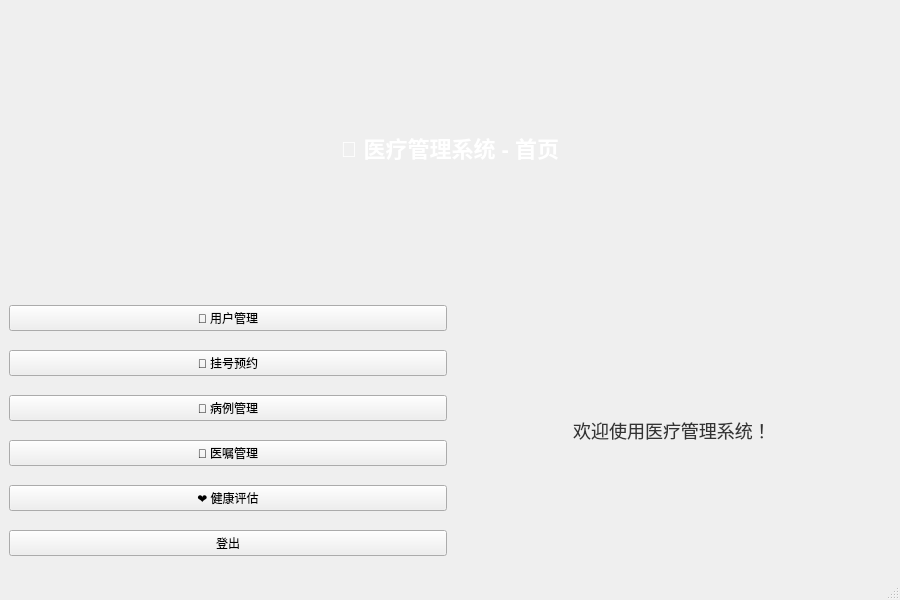
Qt form Client/homepage.ui (lgy987/IntelliMed) before a commit.
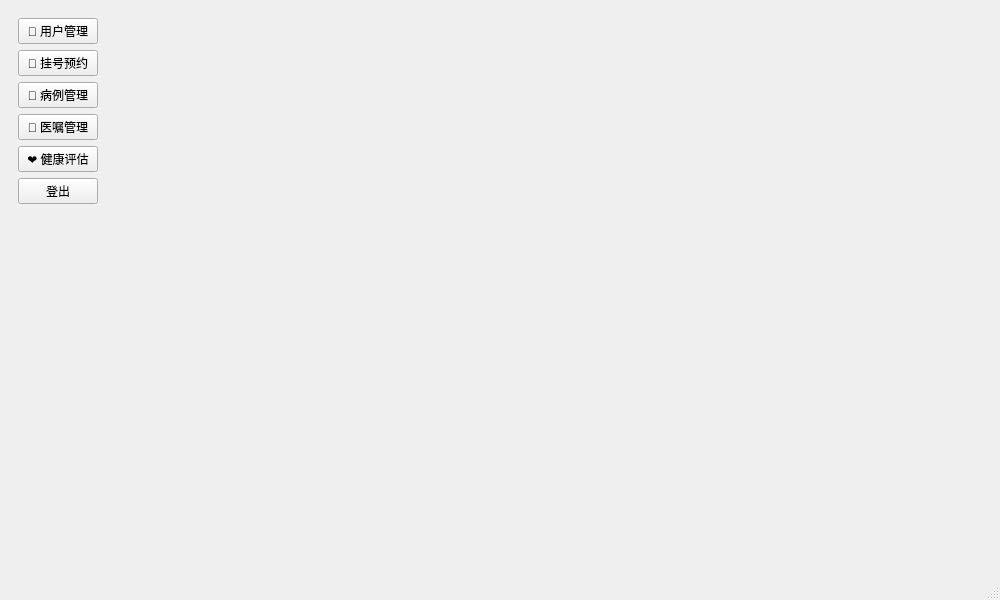
The same form after that commit.

Commit message: HomePage changed to tab view

Patch:
```diff
--- a/Client/homepage.ui
+++ b/Client/homepage.ui
@@ -6,7 +6,7 @@
    <rect>
     <x>0</x>
     <y>0</y>
-    <width>900</width>
+    <width>1000</width>
     <height>600</height>
    </rect>
   </property>
@@ -14,32 +14,14 @@
    <string>Home Page</string>
   </property>
   <widget class="QWidget" name="centralwidget">
-   <layout class="QVBoxLayout" name="verticalLayout_main">
+   <layout class="QHBoxLayout" name="horizontalLayout_main">
+    <!-- Sidebar buttons -->
     <item>
-     <widget class="QLabel" name="labelHeader">
-      <property name="styleSheet">
-       <string notr="true">
-        font-size: 22px;
-        font-weight: bold;
-        color: white;
-        background-color: qlineargradient(x1:0,y1:0,x2:1,y2:0,
-                                          stop:0 #2193b0, stop:1 #6dd5ed);
-        padding: 15px;
-        border-radius: 8px;
-       </string>
+     <widget class="QWidget" name="sidebar">
+      <property name="minimumWidth">
+       <number>180</number>
       </property>
-      <property name="text">
-       <string>🏥 医疗管理系统 - 首页</string>
-      </property>
-      <property name="alignment">
-       <set>Qt::AlignmentFlag::AlignCenter</set>
-      </property>
-     </widget>
-    </item>
-    <item>
-     <layout class="QHBoxLayout" name="horizontalLayout_content">
-      <item>
-       <layout class="QVBoxLayout" name="verticalLayout_nav">
+      <layout class="QVBoxLayout" name="verticalLayout_sidebar">
         <item>
          <widget class="QPushButton" name="btnUser">
           <property name="text">
@@ -82,26 +64,37 @@
           </property>
          </widget>
         </item>
-       </layout>
-      </item>
-      <item>
-       <widget class="QLabel" name="labelWelcome">
-        <property name="styleSheet">
-         <string notr="true">
-          font-size: 18px;
-          color: #333;
-          padding: 30px;
-         </string>
-        </property>
-        <property name="text">
-         <string>欢迎使用医疗管理系统！</string>
-        </property>
-        <property name="alignment">
-         <set>Qt::AlignmentFlag::AlignCenter</set>
-        </property>
-       </widget>
-      </item>
-     </layout>
+        <item>
+         <spacer name="verticalSpacer">
+          <property name="orientation">
+           <enum>Qt::Vertical</enum>
+          </property>
+          <property name="sizeHint" stdset="0">
+           <size>
+            <width>20</width>
+            <height>40</height>
+           </size>
+          </property>
+         </spacer>
+        </item>
+      </layout>
+      <property name="styleSheet">
+       <string notr="true">
+       </string>
+      </property>
+     </widget>
+    </item>
+
+    <!-- Main content area -->
+    <item>
+     <widget class="QStackedWidget" name="stackedPages">
+      <widget class="QWidget" name="pageUser"/>
+      <widget class="QWidget" name="pageAppointment"/>
+      <widget class="QWidget" name="pageCases"/>
+      <widget class="QWidget" name="pageOrders"/>
+      <widget class="QWidget" name="pageHealth"/>
+      <widget class="QWidget" name="pageLogout"/>
+     </widget>
     </item>
    </layout>
   </widget>
```
Left out of the diff: 11 changed lines with no effect on the pictures. The commit also changes 84 other files.
